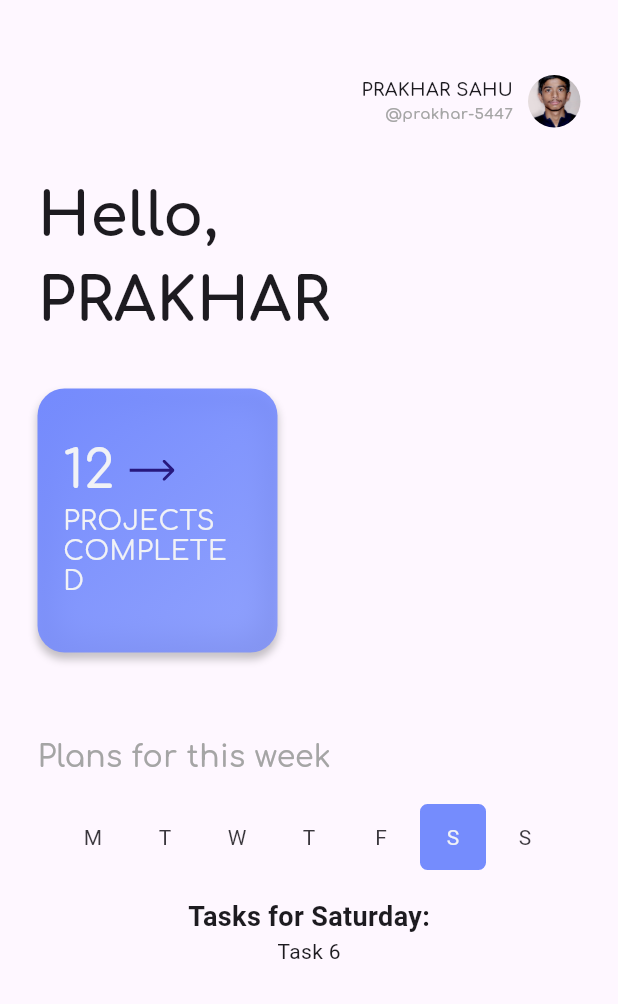
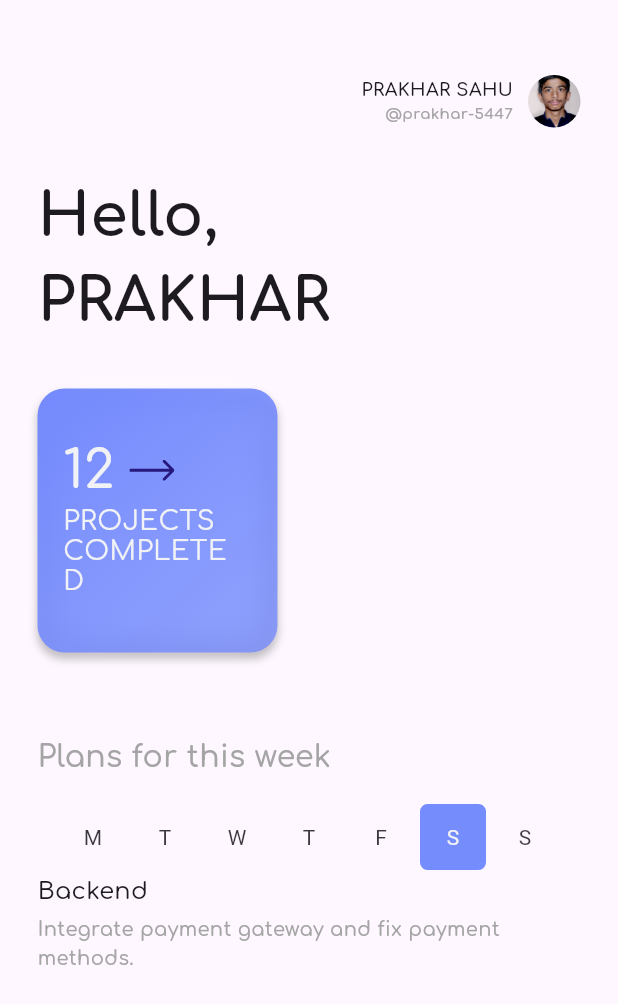
Before and after one commit to prakhar-5447/devstash-flutter, a Flutter app: the screen it shows after launch, on a phone screen of 412 x 824 dp. Shown: the top 1004 px of the screen. Run offline on Flutter 3.47's test engine with Material 2 defaults, Android fonts, the phone set to English and light mode, and no system bars; our stand-ins replace flutter_svg.

Commit message:
add listview for tasks

```diff
--- /dev/null
+++ b/devstash/lib/models/tasks.dart
@@ -0,0 +1,11 @@
+class Task {
+  String _title;
+  String _desc;
+
+  Task(this._title, this._desc);
+  String get title => _title;
+  set title(String value) => _title = value;
+
+  String get desc => _desc;
+  set desc(String value) => _desc = value;
+}
--- a/devstash/lib/screens/HomeScreen.dart
+++ b/devstash/lib/screens/HomeScreen.dart
@@ -141,7 +141,7 @@ class HomeScreen extends StatelessWidget {
             ),
           ]),
         ),
-        Container(
+        Expanded(
           child: WeekdayTaskScreen(),
         ),
       ]),
--- a/devstash/lib/screens/WeekdayTaskScreen.dart
+++ b/devstash/lib/screens/WeekdayTaskScreen.dart
@@ -1,11 +1,5 @@
+import 'package:devstash/models/tasks.dart';
 import 'package:flutter/material.dart';
-
-class Task {
-  final String day;
-  final String taskName;
-
-  Task(this.day, this.taskName);
-}
 
 class WeekdayTaskScreen extends StatefulWidget {
   @override
@@ -14,14 +8,61 @@ class WeekdayTaskScreen extends StatefulWidget {
 
 class _WeekdayTaskScreenState extends State<WeekdayTaskScreen> {
   int _selectedDay = DateTime.now().weekday; // Initialize with current weekday
-  List<Task> _tasks = [
-    Task('Monday', 'Task 1'),
-    Task('Tuesday', 'Task 2'),
-    Task('Wednesday', 'Task 3'),
-    Task('Thursday', 'Task 4'),
-    Task('Friday', 'Task 5'),
-    Task('Saturday', 'Task 6'),
-    Task('Sunday', 'Task 7'),
+  final List<List<Task>> _tasks = [
+    [
+      Task(
+        "Schema Design",
+        "Design database schema, and  implement ACID property.",
+      ),
+      Task(
+        "Schema Design",
+        "Design database schema, and  implement ACID property.",
+      ),
+      Task(
+        "Frontend",
+        "Complete home page with responsive design.",
+      ),
+      Task(
+        "Backend",
+        "Integrate payment gateway and fix payment methods.",
+      ),
+    ],
+    [
+      Task(
+        "Frontend",
+        "Complete home page with responsive design.",
+      ),
+    ],
+    [
+      Task(
+        "Backend",
+        "Integrate payment gateway and fix payment methods.",
+      ),
+    ],
+    [
+      Task(
+        "Schema Design",
+        "Design database schema, and  implement ACID property.",
+      ),
+    ],
+    [
+      Task(
+        "Frontend",
+        "Complete home page with responsive design.",
+      ),
+    ],
+    [
+      Task(
+        "Backend",
+        "Integrate payment gateway and fix payment methods.",
+      ),
+    ],
+    [
+      Task(
+        "Backend",
+        "Integrate payment gateway and fix payment methods.",
+      ),
+    ]
   ];
 
   @override
@@ -61,12 +102,43 @@ class _WeekdayTaskScreenState extends State<WeekdayTaskScreen> {
             )
           ],
         ),
-        const SizedBox(height: 16),
-        Text(
-          'Tasks for ${_tasks[_selectedDay - 1].day}:',
-          style: const TextStyle(fontSize: 18, fontWeight: FontWeight.bold),
-        ),
-        Text(_tasks[_selectedDay - 1].taskName),
+        Expanded(
+          child: Padding(
+            padding: const EdgeInsets.fromLTRB(25, 0, 25, 5),
+            child: ListView.builder(
+                itemCount: _tasks[_selectedDay - 1].length,
+                itemBuilder: (context, index) {
+                  List<Task> tasksForDay = _tasks[_selectedDay - 1];
+                  return Padding(
+                    padding: const EdgeInsets.only(bottom: 25),
+                    child: Column(
+                        crossAxisAlignment: CrossAxisAlignment.start,
+                        children: [
+                          Padding(
+                            padding: const EdgeInsets.only(bottom: 5),
+                            child: Text(
+                              tasksForDay[index].title,
+                              style: const TextStyle(
+                                fontSize: 16,
+                                fontWeight: FontWeight.w500,
+                                fontFamily: 'Comfortaa',
+                              ),
+                            ),
+                          ),
+                          Text(
+                            tasksForDay[index].desc,
+                            style: const TextStyle(
+                              fontSize: 13,
+                              fontWeight: FontWeight.w500,
+                              fontFamily: 'Comfortaa',
+                              color: Color.fromARGB(255, 165, 165, 165),
+                            ),
+                          ),
+                        ]),
+                  );
+                }),
+          ),
+        )
       ],
     );
   }
```
